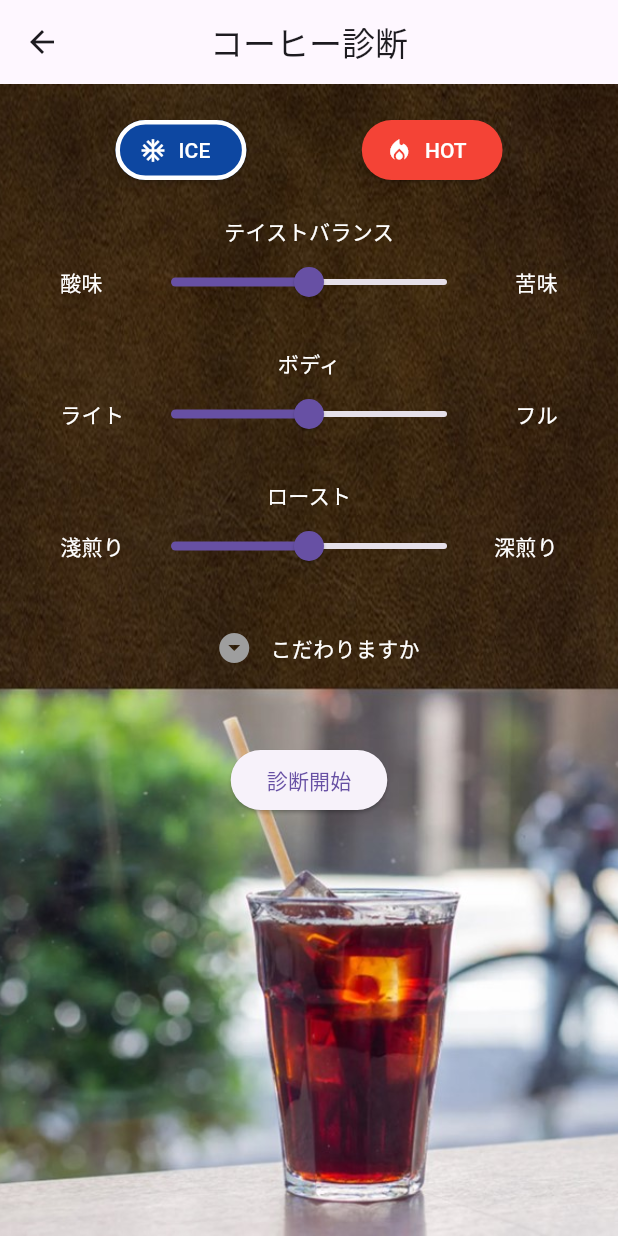
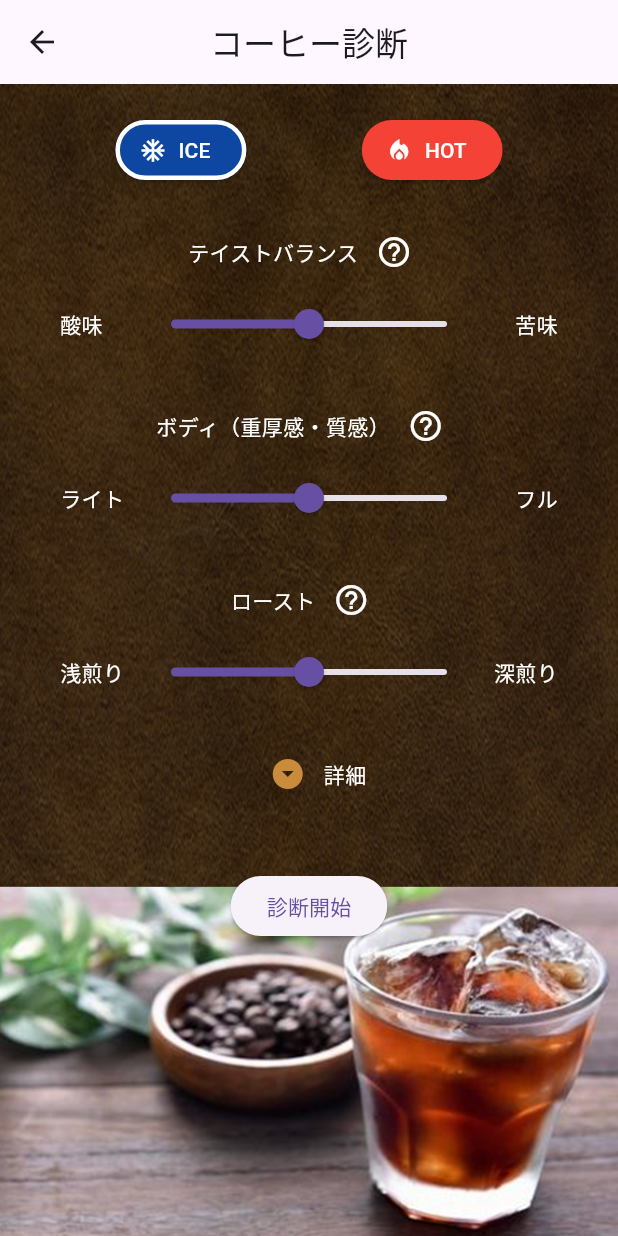
Before and after one commit to jphacks/hs_2408, a Flutter app: the SliderScreen screen opened directly, on a phone screen of 412 x 824 dp. Run offline on Flutter 3.47's test engine with Material 3 defaults, Android fonts, the phone set to English and light mode, and no system bars; our stand-ins replace flutter_dotenv, video_player.

Commit message:
背景切り替え

```diff
--- a/front/coffee/lib/screens/slider_screen.dart
+++ b/front/coffee/lib/screens/slider_screen.dart
@@ -24,8 +24,8 @@ class SliderScreenState extends State<SliderScreen> {
 
   // カテゴリーのリスト
   final category = [
-    'brend',
-    'darkRoast',
+    'ブレンド',
+    'ダークロースト',
   ];
 
   Future<void> sendValues(BuildContext context) async {
@@ -36,8 +36,8 @@ class SliderScreenState extends State<SliderScreen> {
     }
 
     // selectedCategoryにタグがあるかでフラグを設定
-    bool selectedBrend = selectedCategory.contains('brend');
-    bool selectedDarkRoast = selectedCategory.contains('darkRoast');
+    bool selectedBrend = selectedCategory.contains('ブレンド');
+    bool selectedDarkRoast = selectedCategory.contains('ダークロースト');
 
     final response = await http.post(
       Uri.parse(url),
@@ -84,7 +84,7 @@ class SliderScreenState extends State<SliderScreen> {
           // 背景画像
           SizedBox.expand(
             child: Image.asset(
-              'images/background.jpg',
+              isIce ? 'images/background_ice.png' : 'images/background_hot.png',
               fit: BoxFit.cover,
             ),
           ),
@@ -142,10 +142,40 @@ class SliderScreenState extends State<SliderScreen> {
                   child: Column(
                     children: [
                       // テイストバランススライダー
+                      Row(
+                          mainAxisAlignment: MainAxisAlignment.center,
+                          children: [
                             const Text(
                               'テイストバランス',
                               style: TextStyle(color: Colors.white),
                             ),
+                            IconButton(
+                              icon: const Icon(
+                                Icons.help_outline,
+                                color: Colors.white,
+                              ),
+                              onPressed: () {
+                                showDialog(
+                                  context: context,
+                                  builder: (BuildContext context) {
+                                    return AlertDialog(
+                                      title: const Text('テイストバランスについて'),
+                                      content: const Text(
+                                          '酸味、苦味、甘さがどれか一つ強すぎたりせず、全部がうまく混ざっているかどうかを見ます。\n\n"「弱い」：とがった味。マニア向け。\n\n"「強い」：まろやかな味。親しみやすい。'),
+                                      actions: <Widget>[
+                                        TextButton(
+                                          child: const Text('閉じる'),
+                                          onPressed: () {
+                                            Navigator.of(context).pop();
+                                          },
+                                        ),
+                                      ],
+                                    );
+                                  },
+                                );
+                              },
+                            ),
+                          ]),
                       Row(
                         mainAxisAlignment: MainAxisAlignment.spaceBetween,
                         children: [
@@ -180,12 +210,41 @@ class SliderScreenState extends State<SliderScreen> {
                         ],
                       ),
                       const SizedBox(height: 20),
-
                       // ボディスライダー
+                      Row(
+                          mainAxisAlignment: MainAxisAlignment.center,
+                          children: [
                             const Text(
-                        'ボディ',
+                              'ボディ（重厚感・質感）',
                               style: TextStyle(color: Colors.white),
                             ),
+                            IconButton(
+                              icon: const Icon(
+                                Icons.help_outline,
+                                color: Colors.white,
+                              ),
+                              onPressed: () {
+                                showDialog(
+                                  context: context,
+                                  builder: (BuildContext context) {
+                                    return AlertDialog(
+                                      title: const Text('ボディについて'),
+                                      content: const Text(
+                                          'コーヒーの濃さを表しています。\n\n"「薄い」：水のように飲みやすい。\n\n"「濃い」：コーヒーの強い香りが楽しめます。'),
+                                      actions: <Widget>[
+                                        TextButton(
+                                          child: const Text('閉じる'),
+                                          onPressed: () {
+                                            Navigator.of(context).pop();
+                                          },
+                                        ),
+                                      ],
+                                    );
+                                  },
+                                );
+                              },
+                            ),
+                          ]),
                       Row(
                         mainAxisAlignment: MainAxisAlignment.spaceBetween,
                         children: [
@@ -222,17 +281,47 @@ class SliderScreenState extends State<SliderScreen> {
                       const SizedBox(height: 20),
 
                       // ローストスライダー
+                      Row(
+                          mainAxisAlignment: MainAxisAlignment.center,
+                          children: [
                             const Text(
                               'ロースト',
                               style: TextStyle(color: Colors.white),
                             ),
+                            IconButton(
+                              icon: const Icon(
+                                Icons.help_outline,
+                                color: Colors.white,
+                              ),
+                              onPressed: () {
+                                showDialog(
+                                  context: context,
+                                  builder: (BuildContext context) {
+                                    return AlertDialog(
+                                      title: const Text('ローストについて'),
+                                      content: const Text(
+                                          'コーヒーの味を表しています。\n\n"「フルーティ」：フルーティで爽やか。\n\n"「苦味」：苦味が強く、コーヒー独特の味わい。'),
+                                      actions: <Widget>[
+                                        TextButton(
+                                          child: const Text('閉じる'),
+                                          onPressed: () {
+                                            Navigator.of(context).pop();
+                                          },
+                                        ),
+                                      ],
+                                    );
+                                  },
+                                );
+                              },
+                            ),
+                          ]),
                       Row(
                         mainAxisAlignment: MainAxisAlignment.spaceBetween,
                         children: [
                           const SizedBox(
                             width: 50, // 淺煎りテキストの幅を固定
                             child: Text(
-                              '淺煎り',
+                              '浅煎り',
                               style: TextStyle(color: Colors.white),
                             ),
                           ),
@@ -265,15 +354,20 @@ class SliderScreenState extends State<SliderScreen> {
                 const SizedBox(height: 20),
 
                 // こだわりチェックボックス
+                // アイコンボタンの部分を修正
                 Row(
                   mainAxisAlignment: MainAxisAlignment.center,
                   children: [
-                    IconButton(
+                    AnimatedRotation(
+                      turns: isPro ? 0.5 : 0.0, // 180度回転するためには0.5を指定します
+                      duration:
+                          const Duration(milliseconds: 300), // 回転のアニメーションの時間を設定
+                      child: IconButton(
                         icon: Icon(
-                        isPro
-                            ? Icons.arrow_drop_down_circle
-                            : Icons.arrow_drop_down_circle, // 条件に応じたアイコン表示
-                        color: isPro ? Colors.green : Colors.grey,
+                          Icons.arrow_drop_down_circle, // 常に同じアイコンを使います
+                          color: isPro
+                              ? const Color.fromARGB(255, 201, 140, 61)
+                              : Color.fromARGB(255, 201, 140, 61),
                         ),
                         onPressed: () {
                           setState(() {
@@ -281,12 +375,14 @@ class SliderScreenState extends State<SliderScreen> {
                           });
                         },
                       ),
+                    ),
                     const Text(
-                      'こだわりますか',
+                      '詳細',
                       style: TextStyle(color: Colors.white),
                     ),
                   ],
                 ),
+
                 const SizedBox(height: 20),
 
                 // カテゴリー選択（こだわる場合のみ表示）
@@ -316,16 +412,17 @@ class SliderScreenState extends State<SliderScreen> {
                           decoration: BoxDecoration(
                             borderRadius:
                                 const BorderRadius.all(Radius.circular(32)),
-                            border: Border.all(
-                              width: 2,
-                              color: Colors.pink,
-                            ),
-                            color: isSelected ? Colors.pink : null,
+                            color: isSelected
+                                ? Color.fromARGB(255, 201, 140, 61)
+                                : Colors.white, // 選択されている場合は茶色背景白文字に変更
                           ),
                           child: Text(
                             tag,
                             style: TextStyle(
-                              color: isSelected ? Colors.white : Colors.pink,
+                              color: isSelected
+                                  ? Colors.white
+                                  : Colors
+                                      .black, // 選択されている場合は白文字、選択されていない場合は黒文字
                               fontWeight: FontWeight.bold,
                             ),
                           ),
@@ -334,6 +431,7 @@ class SliderScreenState extends State<SliderScreen> {
                     }).toList(),
                   ),
                 ),
+
                 const SizedBox(height: 20),
 
                 // 診断開始ボタン
```
Also changed, not shown: front/coffee/lib/screens/diagnosis_result.dart (+15 -13 lines), front/coffee/images/background.jpg (deleted), front/coffee/images/background_ice.png (added), 1 other file. Lines whose indentation alone changed are shown as unchanged.
